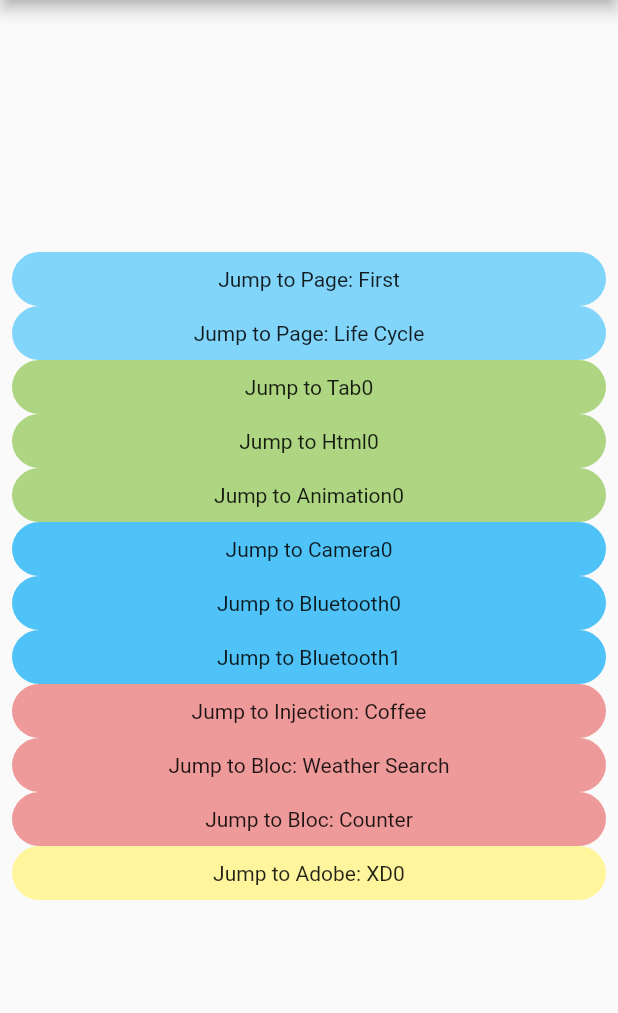
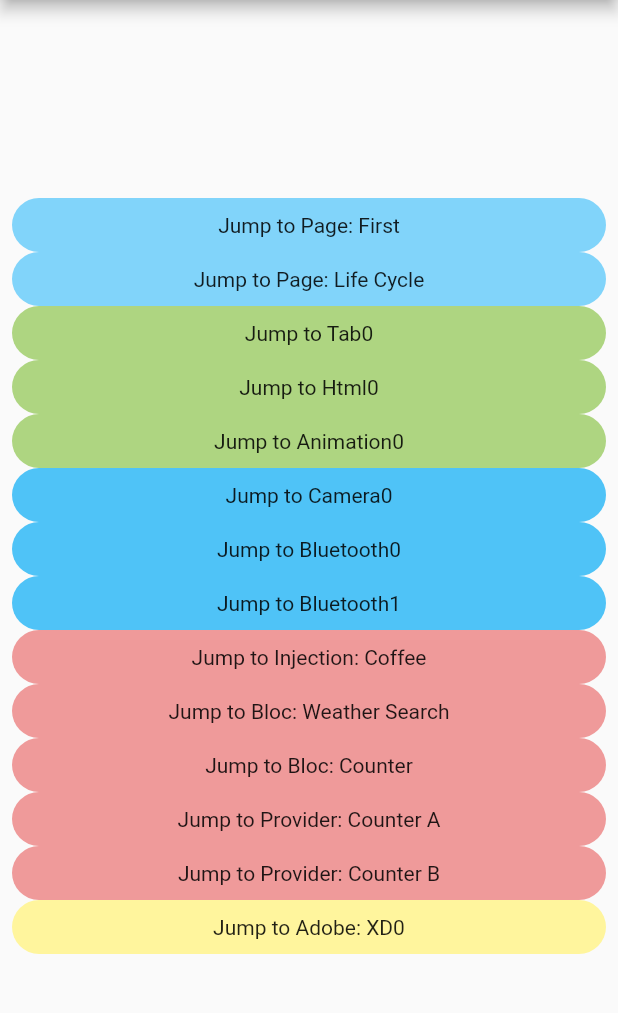
Before and after one commit to ethan-jiang-1/flutterapp2, a Flutter app: the screen it shows after launch, on a phone screen of 412 x 824 dp, the part 84-1097 px from its top. Run offline on Flutter 3.47's test engine with Material 2 defaults, Android fonts, the phone set to English and light mode, and no system bars; our stand-ins replace bloc, camera, equatable, flutter_bloc, flutter_blue, flutter_svg and 3 more; missing offline and left inert: adobe_xd, flurry.

Commit message:
provider -> comsumer / selector

```diff
--- a/lib/counter/pure_bloc_counter.dart
+++ b/lib/bloc_counter/pure_bloc_counter.dart
@@ -1,6 +1,6 @@
 import 'dart:async';
 
-import 'package:flutterapp2/counter/pure_bloc_counter_event.dart';
+import 'package:flutterapp2/bloc_counter/pure_bloc_counter_event.dart';
 
 class CounterBloc {
   int _counter = 0;
--- a/lib/weather/bloc/weather_bloc.dart
+++ b/lib/bloc_weather/bloc/weather_bloc.dart
@@ -2,7 +2,7 @@ import 'dart:async';
 
 import 'package:bloc/bloc.dart';
 //import 'package:equatable/equatable.dart';
-import 'package:flutterapp2/weather/weather_repository.dart';
+import 'package:flutterapp2/bloc_weather/weather_repository.dart';
 
 import 'weather_state.dart';
 import 'weather_event.dart';
--- a/lib/weather/page_weather_search.dart
+++ b/lib/bloc_weather/page_weather_search.dart
@@ -1,6 +1,6 @@
 import 'package:flutter/material.dart';
 import 'package:flutter_bloc/flutter_bloc.dart';
-import 'package:flutterapp2/weather/bloc/weather_bloc.dart';
+import 'package:flutterapp2/bloc_weather/bloc/weather_bloc.dart';
 import 'bloc/weather_bloc.dart';
 import 'bloc/weather_event.dart';
 import 'bloc/weather_state.dart';
--- a/lib/main.dart
+++ b/lib/main.dart
@@ -8,20 +8,20 @@ import 'package:flutter/material.dart';
 import 'package:flutter_bloc/flutter_bloc.dart';
 import 'package:flutterapp2/adobe_xd/adobe_xd0.dart';
 import 'package:flutterapp2/page1/page1.dart';
-import 'package:flutterapp2/counter/page_counter.dart';
+import 'package:flutterapp2/bloc_counter/bloc_page_counter.dart';
 import 'package:flutterapp2/page_ani/page_ani.dart';
 import 'package:flutterapp2/page_bt0/page_bt0.dart';
 import 'package:flutterapp2/page_bt1/page_bt1.dart';
 import 'package:flutterapp2/page_cam0/page_cam0.dart';
 import 'package:flutterapp2/page_html0/page_html0.dart';
 import 'package:flutterapp2/page_tab0/page_tab0.dart';
-import 'package:flutterapp2/weather/bloc/weather_bloc.dart';
-//import 'package:flutterapp2/weather/page_weather_detail.dart';
-import 'package:flutterapp2/weather/page_weather_search.dart';
-import 'package:flutterapp2/weather/weather_repository.dart';
-
+import 'package:flutterapp2/bloc_weather/bloc/weather_bloc.dart';
+import 'package:flutterapp2/bloc_weather/page_weather_search.dart';
+import 'package:flutterapp2/bloc_weather/weather_repository.dart';
 import 'coffee/coffee_app.dart';
 import 'life_cycle/page_life.dart';
+import 'provider_counter/pvd_page_counter_a.dart';
+import 'provider_counter/pvd_page_counter_b.dart';
 
 void main() {
   final _osName = Platform.operatingSystem;
@@ -73,9 +73,11 @@ class _MyAppState extends State<MyApp> {
         MyRoutes.pageAni0: (context) => PageAni0(),
         MyRoutes.coffee: (context) => CoffeeApp(),
         MyRoutes.weatherSearch: (context) => WeatherSearchPage(),
-        MyRoutes.counter: (context) => CounterPage(),
+        MyRoutes.blocCounter: (context) => BlocCounterPage(),
         MyRoutes.lifecycle: (context) => PageLC(),
-        MyRoutes.adobe_xd0: (context) => IPhoneXXS11Pro1(),
+        MyRoutes.adobeXd0: (context) => IPhoneXXS11Pro1(),
+        MyRoutes.pvdCounterA: (context) => PvdCounterPageA(),
+        MyRoutes.pvdCounterB: (context) => PvdCounterPageB(),
 
         //MyRoutes.ws2: (context) => WeatherDetailPage(),
       },
@@ -94,10 +96,12 @@ class MyRoutes {
   static final String pageBt1 = "/bt1";
   static final String pageAni0 = "/ani0";
   static final String coffee = "/coffee";
-  static final String counter = "/counter";
+  static final String blocCounter = "/counter";
   static final String weatherSearch = "/weatherSearch";
   static final String lifecycle = "/lifeCycle";
-  static final String adobe_xd0 = "/adobe_xd0";
+  static final String adobeXd0 = "/adobe_xd0";
+  static final String pvdCounterA = "/pvd_counter_a";
+  static final String pvdCounterB = "/pvd_counter_b";
 }
 
 class MyHomePage extends StatelessWidget {
@@ -127,8 +131,10 @@ class MyHomePage extends StatelessWidget {
                     MyJumpButton("Bluetooth1", MyRoutes.pageBt1, Colors.lightBlue[300]),
                     MyJumpButton("Injection: Coffee", MyRoutes.coffee, Colors.red[200]),
                     MyJumpButton("Bloc: Weather Search", MyRoutes.weatherSearch, Colors.red[200]),
-                    MyJumpButton("Bloc: Counter", MyRoutes.counter, Colors.red[200],),
-                    MyJumpButton("Adobe: XD0", MyRoutes.adobe_xd0, Colors.yellow[200],),
+                    MyJumpButton("Bloc: Counter", MyRoutes.blocCounter, Colors.red[200],),
+                    MyJumpButton("Provider: Counter A", MyRoutes.pvdCounterA, Colors.red[200],),
+                    MyJumpButton("Provider: Counter B", MyRoutes.pvdCounterB, Colors.red[200],),
+                    MyJumpButton("Adobe: XD0", MyRoutes.adobeXd0, Colors.yellow[200],),
                   ],
                 )
               )
```
Also changed, not shown: lib/bloc_counter/bloc_page_counter.dart (renamed from lib/counter/page_counter.dart, +6 -6 lines), lib/provider_counter/counter_provider.dart (added, +20 -0 lines), lib/provider_counter/pvd_page_counter_a.dart (added, +74 -0 lines), lib/provider_counter/pvd_page_counter_b.dart (added, +80 -0 lines), lib/bloc_counter/pure_bloc_counter_event.dart (renamed from lib/counter/pure_bloc_counter_event.dart), lib/bloc_weather/bloc/weather_event.dart (renamed from lib/weather/bloc/weather_event.dart), lib/bloc_weather/bloc/weather_state.dart (renamed from lib/weather/bloc/weather_state.dart), lib/bloc_weather/page_weather_detail.dart (renamed from lib/weather/page_weather_detail.dart), lib/bloc_weather/weather.dart (renamed from lib/weather/weather.dart), lib/bloc_weather/weather_repository.dart (renamed from lib/weather/weather_repository.dart).
